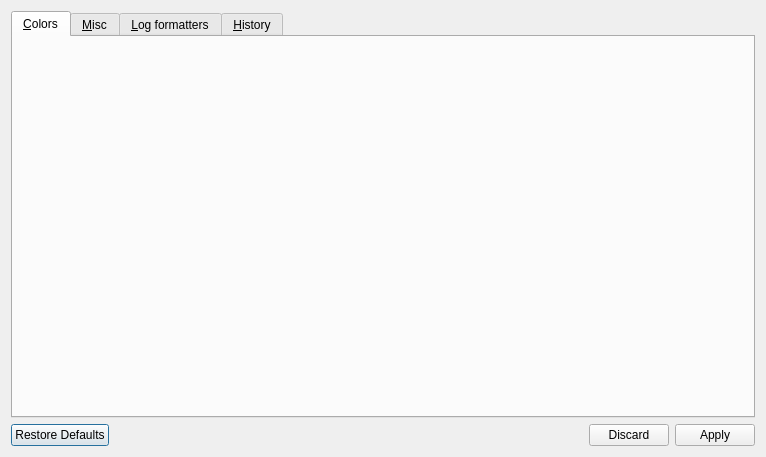
monal-im/DebugTools, file src/LogViewer/ui/preferences_dialog.ui: the form before one commit.
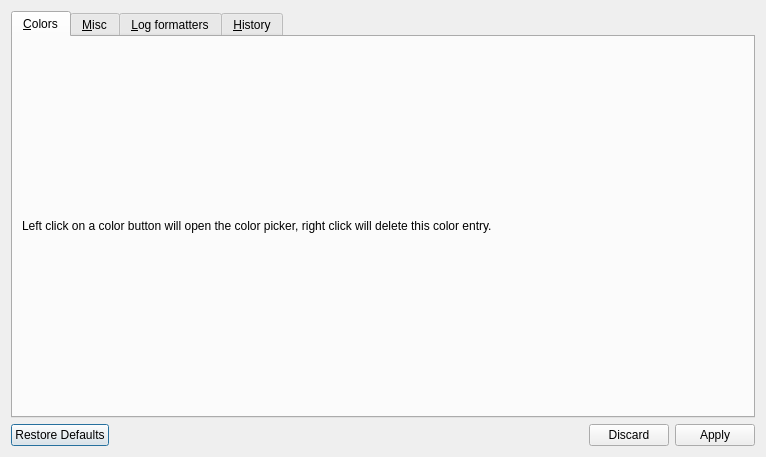
The form after the commit.

Commit message: [MLV] Add text to preferences color tab

The edit to the form file:
```diff
--- a/src/LogViewer/ui/preferences_dialog.ui
+++ b/src/LogViewer/ui/preferences_dialog.ui
@@ -27,6 +27,19 @@
        <item row="0" column="0">
         <layout class="QGridLayout" name="uiGridLayout_colorTab"/>
        </item>
+       <item row="0" column="0">
+        <widget class="QLabel" name="label">
+         <property name="maximumSize">
+          <size>
+           <width>16777215</width>
+           <height>40</height>
+          </size>
+         </property>
+         <property name="text">
+          <string>Left click on a color button will open the color picker, right click will delete this color entry.</string>
+         </property>
+        </widget>
+       </item>
       </layout>
      </widget>
      <widget class="QWidget" name="uiTab_misc">
```
Left out of the diff: 2 changed lines with no effect on the pictures.
